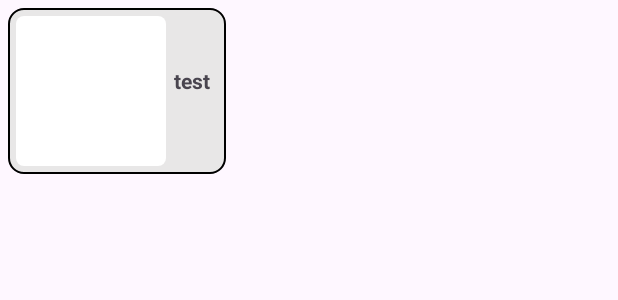
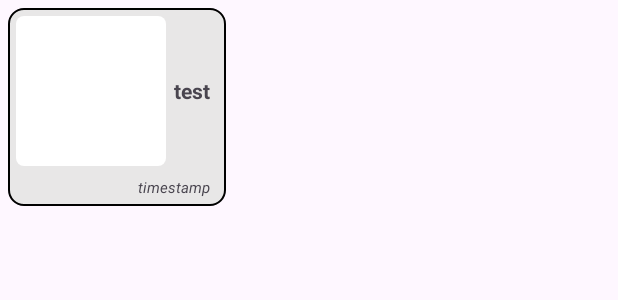
Before and after one commit to Josip-Rizner/AppleDiseaseClassificator, an Android app: the layout recyclerview_info_msg_with_image_item.xml on its own in the app's theme, with its tools: preview values and no code run, on a phone screen of 412 x 824 dp. Shown: the top 300 px of the screen. Run offline under Robolectric (Android 15) with nearby library versions, the phone set to English and light mode, and no system bars.

Commit message:
Adding timestamp to reccomendation messages (#10)

```diff
--- a/app/src/main/res/layout/recyclerview_info_msg_with_image_item.xml
+++ b/app/src/main/res/layout/recyclerview_info_msg_with_image_item.xml
@@ -14,20 +14,20 @@
         android:background="@drawable/custom_system_message"
         android:padding="5dp"
         android:layout_gravity="start"
-        android:orientation="horizontal">
-
-        <ImageView
-            android:id="@+id/ivSimpleAnswerWithImage"
-            android:layout_gravity="center_vertical"
-            android:background="@drawable/rounded_corners"
-            android:layout_width="100dp"
-            android:layout_height="100dp"/>
+        android:orientation="vertical">
 
         <LinearLayout
             android:layout_width="wrap_content"
             android:layout_height="wrap_content"
             android:layout_gravity="center"
-            android:orientation="vertical">
+            android:orientation="horizontal">
+
+            <ImageView
+                android:id="@+id/ivSimpleAnswerWithImage"
+                android:layout_gravity="center_vertical"
+                android:background="@drawable/rounded_corners"
+                android:layout_width="100dp"
+                android:layout_height="100dp"/>
 
             <TextView
                 android:id="@+id/tvSimpleAnswerWithImage"
@@ -38,16 +38,19 @@
                 android:text="test"
                 android:textStyle="bold" />
 
-            <TextView
-                android:id="@+id/tvSimpleUserRequestWithImageMoreInfo"
-                android:layout_width="wrap_content"
-                android:layout_height="wrap_content"
-                android:layout_gravity="center_vertical"
-                android:layout_marginHorizontal="5dp"
-                android:textSize="10sp"
-                android:textStyle="italic" />
 
         </LinearLayout>
+
+        <TextView
+            android:id="@+id/tvSimpleAnswerWithImageTimestamp"
+            android:layout_width="wrap_content"
+            android:layout_height="wrap_content"
+            android:layout_marginTop="7dp"
+            android:layout_gravity="end"
+            android:layout_marginEnd="5dp"
+            android:textStyle="italic"
+            android:textSize="10sp"
+            android:text="timestamp"/>
 
     </LinearLayout>
 
```
Also changed, not shown: app/src/main/java/com/example/applediseaseclassificator/RecommendationMessagesAdapter.java (+18 -1 lines), app/src/main/res/layout/recyclerview_info_msg_item.xml (+11 -0 lines), app/src/main/res/layout/recyclerview_user_simple_answer_item.xml (+11 -0 lines), app/src/main/res/layout/recyclerview_user_simple_answer_with_image_item.xml (+22 -2 lines).
